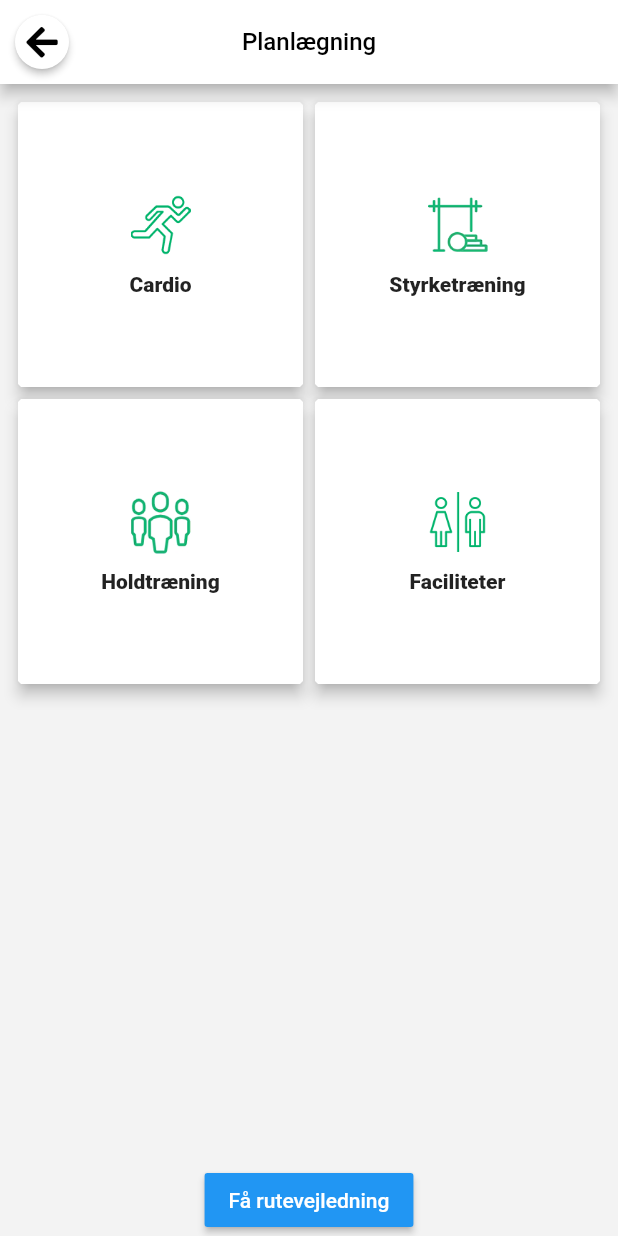
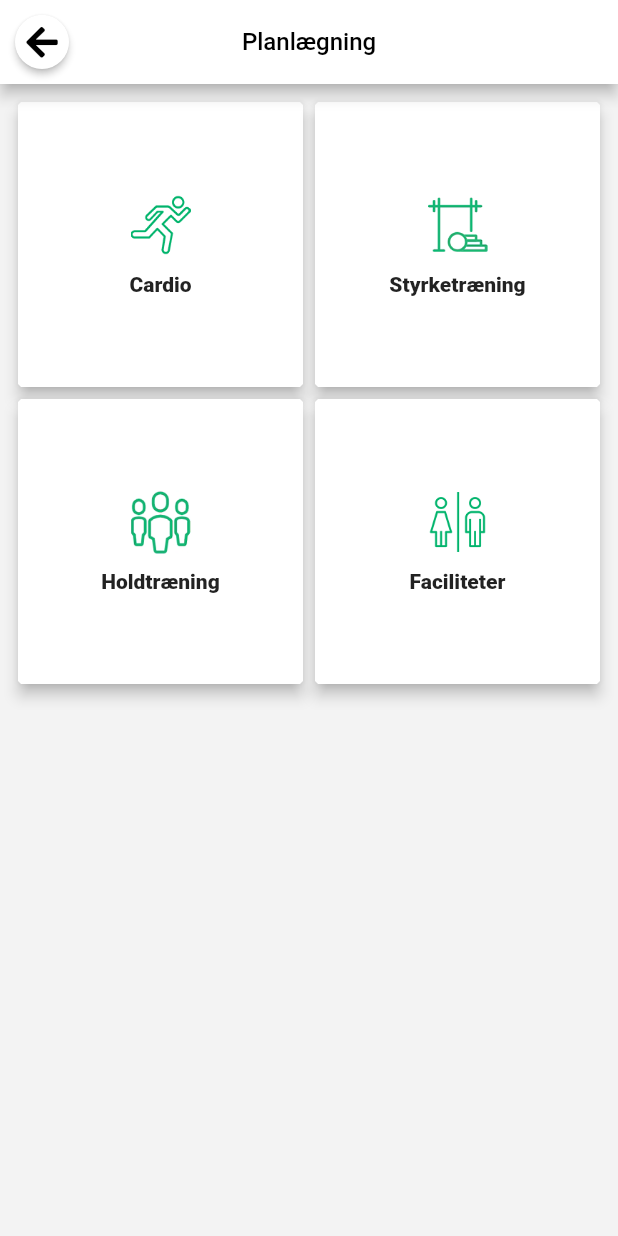
Before and after one commit to MichaelWestergaard/iBeacon_InnTech, a Flutter app: the Plan screen opened by its route, on a phone screen of 412 x 824 dp. Run offline on Flutter 3.47's test engine with Material 2 defaults, Android fonts, the phone set to English and light mode, and no system bars; our stand-ins replace carousel_slider, font_awesome_flutter.

Commit message:
Planlægning button magic

```diff
--- a/lib/Plan.dart
+++ b/lib/Plan.dart
@@ -59,11 +59,12 @@ class _PlanState extends State<Plan> {
                     buildRoute(context, widget.plannedRoute[index], index),
               ),
             ),
-            RaisedButton(
+            widget.plannedRoute.length > 0 ? RaisedButton(
               onPressed: () {},
               color: Colors.blue,
               child: Text("Få rutevejledning", style: TextStyle(color: Colors.white),),
             )
+                : Container()
           ],
         )
     );
```
